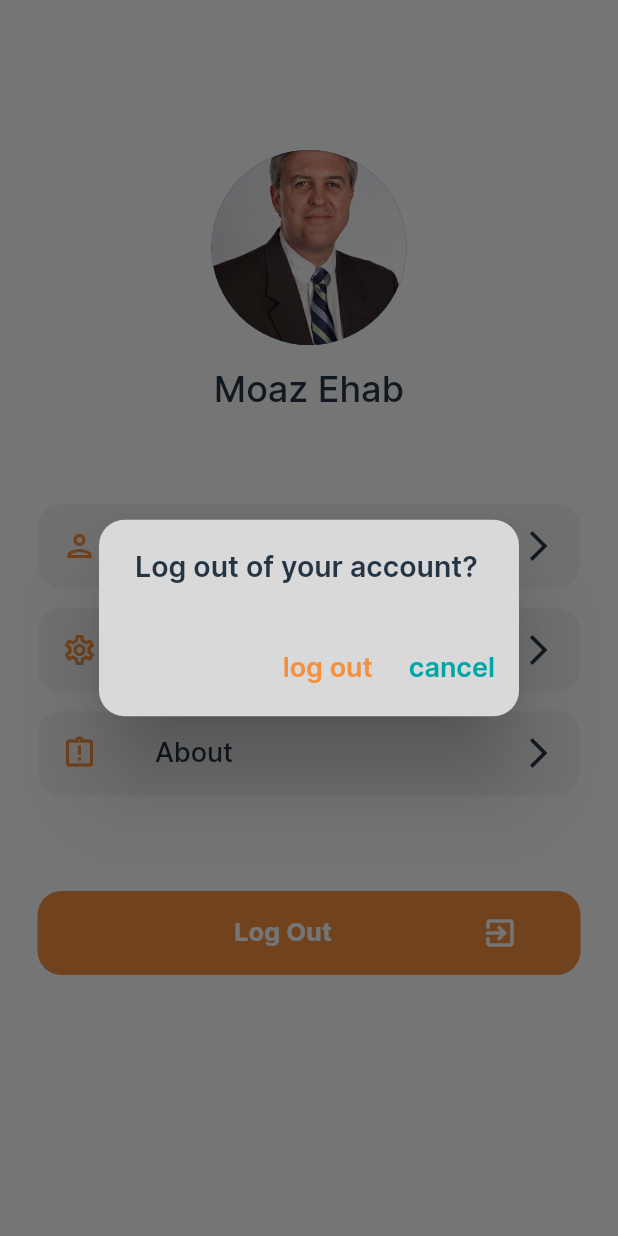
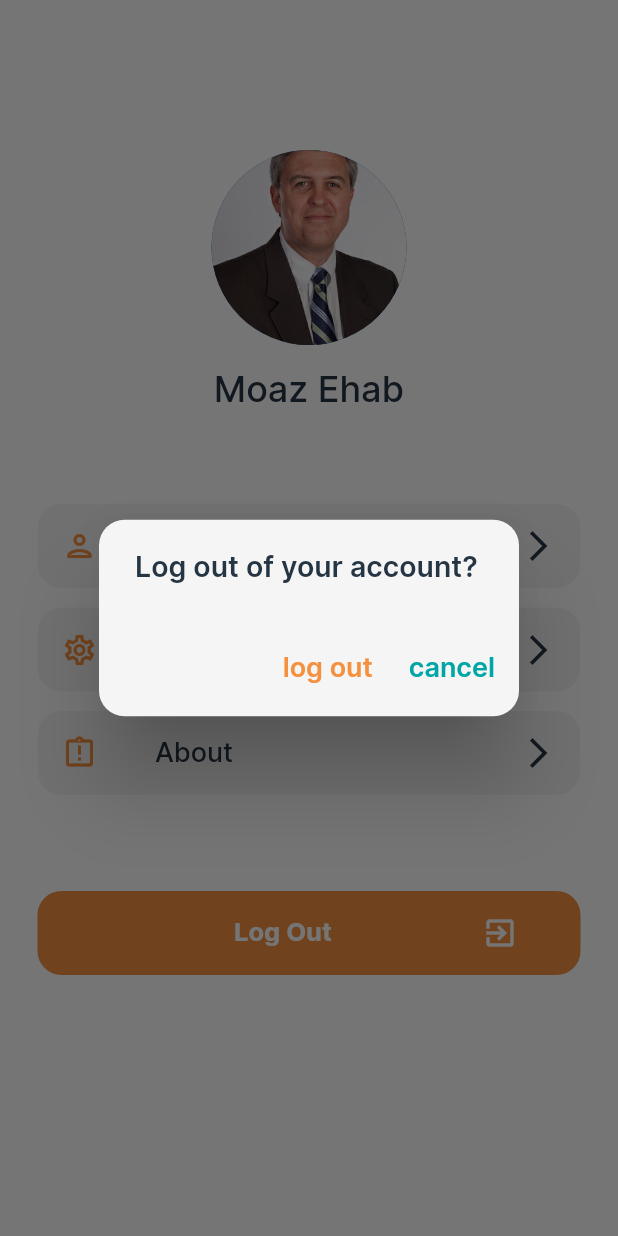
Before and after one commit to MoaazEhab20/horus, a Flutter app: the TourguideProfileScreen screen opened directly, after a tap on "Log Out", on a phone screen of 412 x 824 dp. Run offline on Flutter 3.47's test engine with Material 2 defaults, Android fonts, the phone set to English and light mode, and no system bars; our stand-ins replace another_carousel_pro, flutter_rating_bar, flutter_riverpod, hooks_riverpod, image_picker, shared_preferences and 1 more; accounts and stored records are empty.

Commit message:
edit dark

```diff
--- a/lib/screens/tourguideview/tourgide_profile_screen.dart
+++ b/lib/screens/tourguideview/tourgide_profile_screen.dart
@@ -35,18 +35,18 @@ class TourguideProfileScreen extends StatelessWidget {
                   height: 56,
                   child: ElevatedButton(
                     style: ElevatedButton.styleFrom(
-                      backgroundColor: const Color(0xffF5F5F5),
+                      backgroundColor: Theme.of(context).primaryColorLight,
                       shape: RoundedRectangleBorder(
                         borderRadius: BorderRadius.circular(16),
                       ),
                       elevation: 0.0,
-                      shadowColor: Colors.white,
+                      shadowColor: Theme.of(context).primaryColorLight,
                     ),
                     onPressed: () {
                       Navigator.of(context)
                           .pushNamed('TourguideProfileSettingScreen');
                     },
-                    child: const Row(
+                    child: Row(
                       children: [
                         Icon(
                           Icons.person_outlined,
@@ -60,14 +60,15 @@ class TourguideProfileScreen extends StatelessWidget {
                           style: TextStyle(
                             fontSize: 18,
                             fontWeight: FontWeight.w500,
-                              color: Color(0xff253544)),
+                            color: Theme.of(context).primaryColor,
+                          ),
                         ),
                         Spacer(
                           flex: 5,
                         ),
                         Icon(
                           Icons.arrow_forward_ios_sharp,
-                          color: Color(0xff253544),
+                          color: Theme.of(context).primaryColor,
                         ),
                       ],
                     ),
@@ -83,7 +84,7 @@ class TourguideProfileScreen extends StatelessWidget {
                     height: 56,
                     child: ElevatedButton(
                       style: ElevatedButton.styleFrom(
-                        backgroundColor: const Color(0xffF5F5F5),
+                        backgroundColor: Theme.of(context).primaryColorLight,
                         shape: RoundedRectangleBorder(
                           borderRadius: BorderRadius.circular(16),
                         ),
@@ -94,7 +95,7 @@ class TourguideProfileScreen extends StatelessWidget {
                         Navigator.of(context)
                             .pushNamed('TourguideSettingScreen');
                       },
-                      child: const Row(
+                      child: Row(
                         children: [
                           Icon(
                             Icons.settings_outlined,
@@ -108,14 +109,15 @@ class TourguideProfileScreen extends StatelessWidget {
                             style: TextStyle(
                               fontSize: 18,
                               fontWeight: FontWeight.w500,
-                                color: Color(0xff253544)),
+                              color: Theme.of(context).primaryColor,
+                            ),
                           ),
                           Spacer(
                             flex: 5,
                           ),
                           Icon(
                             Icons.arrow_forward_ios_sharp,
-                            color: Color(0xff253544),
+                            color: Theme.of(context).primaryColor,
                           ),
                         ],
                       ),
@@ -132,7 +134,7 @@ class TourguideProfileScreen extends StatelessWidget {
                     height: 56,
                     child: ElevatedButton(
                       style: ElevatedButton.styleFrom(
-                        backgroundColor: const Color(0xffF5F5F5),
+                        backgroundColor: Theme.of(context).primaryColorLight,
                         shape: RoundedRectangleBorder(
                           borderRadius: BorderRadius.circular(16),
                         ),
@@ -142,7 +144,7 @@ class TourguideProfileScreen extends StatelessWidget {
                       onPressed: () {
                         Navigator.of(context).pushNamed('TourguideAboutScreen');
                       },
-                      child: const Row(
+                      child: Row(
                         children: [
                           Icon(
                             Icons.assignment_late_outlined,
@@ -156,14 +158,15 @@ class TourguideProfileScreen extends StatelessWidget {
                             style: TextStyle(
                               fontSize: 18,
                               fontWeight: FontWeight.w500,
-                                color: Color(0xff253544)),
+                              color: Theme.of(context).primaryColor,
+                            ),
                           ),
                           Spacer(
                             flex: 5,
                           ),
                           Icon(
                             Icons.arrow_forward_ios_sharp,
-                            color: Color(0xff253544),
+                            color: Theme.of(context).primaryColor,
                           ),
                         ],
                       ),
@@ -193,13 +196,14 @@ class TourguideProfileScreen extends StatelessWidget {
                           context: context,
                           builder: (context) {
                             return AlertDialog(
-                              backgroundColor: Color(0xffD9D9D9),
+                              backgroundColor:
+                                  Theme.of(context).primaryColorLight,
                               shape: RoundedRectangleBorder(
                                   borderRadius: BorderRadius.circular(17)),
                               content: Text(
                                 'Log out of your account?',
                                 style: TextStyle(
-                                    color: Color(0xff253544),
+                                    color: Theme.of(context).primaryColor,
                                     fontFamily: "Inter",
                                     fontSize: 19,
                                     fontWeight: FontWeight.w600),
--- a/lib/screens/touristview/profile_screen.dart
+++ b/lib/screens/touristview/profile_screen.dart
@@ -192,13 +192,14 @@ class ProfileScreen extends StatelessWidget {
                           context: context,
                           builder: (context) {
                             return AlertDialog(
-                              backgroundColor: Color(0xffD9D9D9),
+                              backgroundColor:
+                                  Theme.of(context).primaryColorLight,
                               shape: RoundedRectangleBorder(
                                   borderRadius: BorderRadius.circular(17)),
                               content: Text(
                                 'Log out of your account?',
                                 style: TextStyle(
-                                    color: Color(0xff253544),
+                                    color: Theme.of(context).primaryColor,
                                     fontFamily: "Inter",
                                     fontSize: 19,
                                     fontWeight: FontWeight.w600),
```
Also changed, not shown: lib/screens/tourguideview/profile_pages/tourguide_about_screen.dart (+9 -21 lines), lib/screens/tourguideview/profile_pages/tourguide_profile_settings_screen.dart (+9 -9 lines), lib/screens/tourguideview/profile_pages/tourguide_setting_screen.dart (+6 -7 lines), lib/screens/tourguideview/tourguide_chat_screen copy.dart (deleted, +0 -22 lines), lib/screens/tourguideview/tourguide_home_screen.dart (+10 -9 lines), lib/widgets/custom_bottom_bar_tourguide.dart (+14 -3 lines), lib/widgets/custom_request_card.dart (+9 -9 lines). Lines whose indentation alone changed are shown as unchanged.
